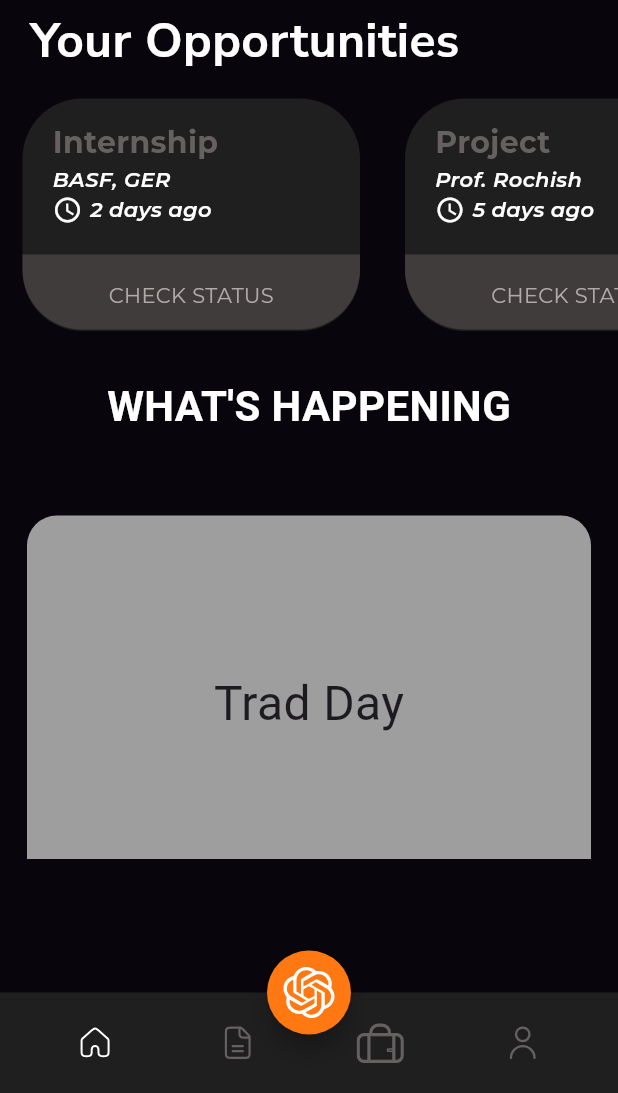
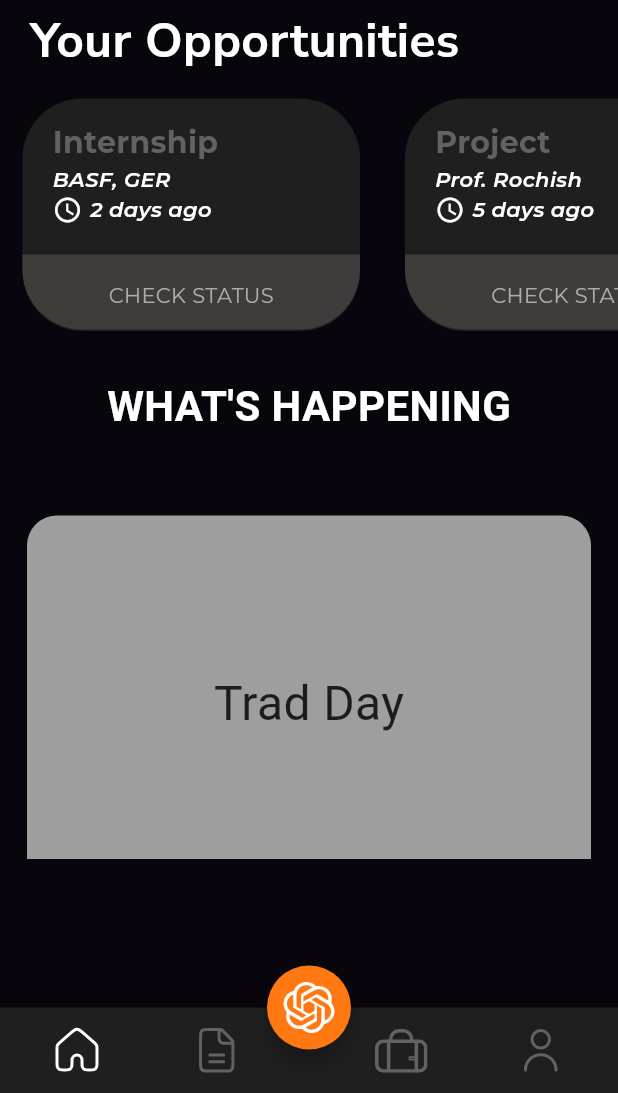
Before and after one commit to aastha51551/ChEA-App, a Flutter app: the screen it shows after launch, on a phone screen of 412 x 824 dp, the part 143-1236 px from its top. Run offline on Flutter 3.47's test engine with Material 3 defaults, Android fonts, the phone set to English and light mode, and no system bars; our stand-ins replace flutter_svg, google_fonts.

Commit message:
Update: Bottom Navbar

```diff
--- a/chea/lib/main.dart
+++ b/chea/lib/main.dart
@@ -102,7 +102,8 @@ class _MyAppState extends State<MyApp> {
                 )),
             bottomNavigationBar: BottomAppBar(
                 color: Color(0xff201f1f),
-                height: 67,
+                height: 57,
+                padding: EdgeInsets.all(0),
                 child: Row(
                   children: [
                     Expanded(
@@ -114,20 +115,30 @@ class _MyAppState extends State<MyApp> {
                       ),
                     ),
                     Expanded(
+                      child: Padding(
+                        padding: const EdgeInsets.only(right: 20),
                         child: IconButton(
                           icon: SvgPicture.asset('assets/icons/document.svg'),
                           onPressed: () {},
                         ),
                       ),
+                    ),
                     Expanded(
+                      child: Padding(
+                        padding: const EdgeInsets.only(left: 20),
                         child: IconButton(
-                        icon: SvgPicture.asset('assets/icons/briefcase.svg'),
+                          icon: SvgPicture.asset(
+                            'assets/icons/briefcase.svg',
+                          ),
                           onPressed: () {},
+                        ),
                       ),
                     ),
                     Expanded(
                       child: IconButton(
-                        icon: SvgPicture.asset('assets/icons/user.svg'),
+                        icon: SvgPicture.asset(
+                          'assets/icons/user.svg',
+                        ),
                         onPressed: () {},
                       ),
                     ),
```
Lines whose indentation alone changed are shown as unchanged.
